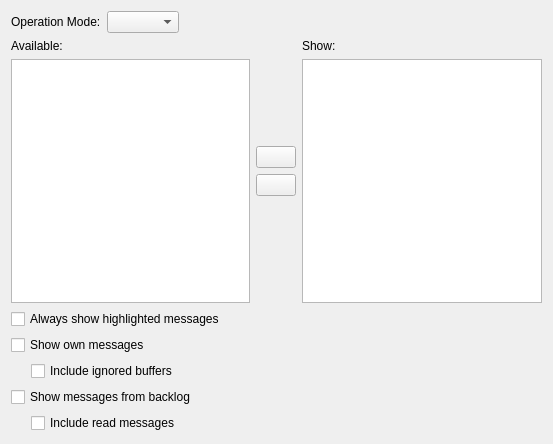
Above: src/qtui/settingspages/chatmonitorsettingspage.ui from quassel/quassel before the change. Below: the same form after it.
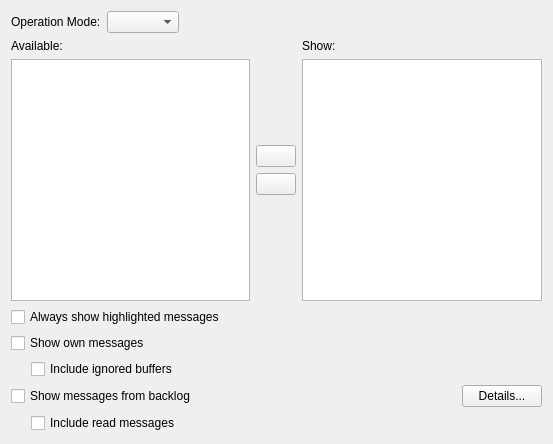
That is the form after the change. Icons and pictures are not drawn. Custom widgets are drawn as their Qt base class.

Commit message: client: Add AsNeededBacklogRequester, faster login

```diff
--- a/src/qtui/settingspages/chatmonitorsettingspage.ui
+++ b/src/qtui/settingspages/chatmonitorsettingspage.ui
@@ -189,6 +189,8 @@
     </layout>
    </item>
    <item>
+    <layout class="QHBoxLayout" name="horizontalLayout_5">
+     <item>
     <widget class="QCheckBox" name="showBacklog">
      <property name="toolTip">
       <string>Display messages from backlog on reconnect</string>
@@ -199,6 +201,21 @@
     </widget>
    </item>
    <item>
+      <widget class="QPushButton" name="showBacklogUnavailableDetails">
+       <property name="sizePolicy">
+        <sizepolicy hsizetype="Fixed" vsizetype="Fixed">
+         <horstretch>0</horstretch>
+         <verstretch>0</verstretch>
+        </sizepolicy>
+       </property>
+       <property name="text">
+        <string>Details...</string>
+       </property>
+      </widget>
+     </item>
+    </layout>
+   </item>
+   <item>
     <layout class="QHBoxLayout" name="horizontalLayout_3">
      <item>
       <spacer name="horizontalSpacer_2">
```
Left out of the diff: 1 changed line with no effect on the pictures. Lines whose indentation alone changed are shown as unchanged. The commit also changes 9 other files.
